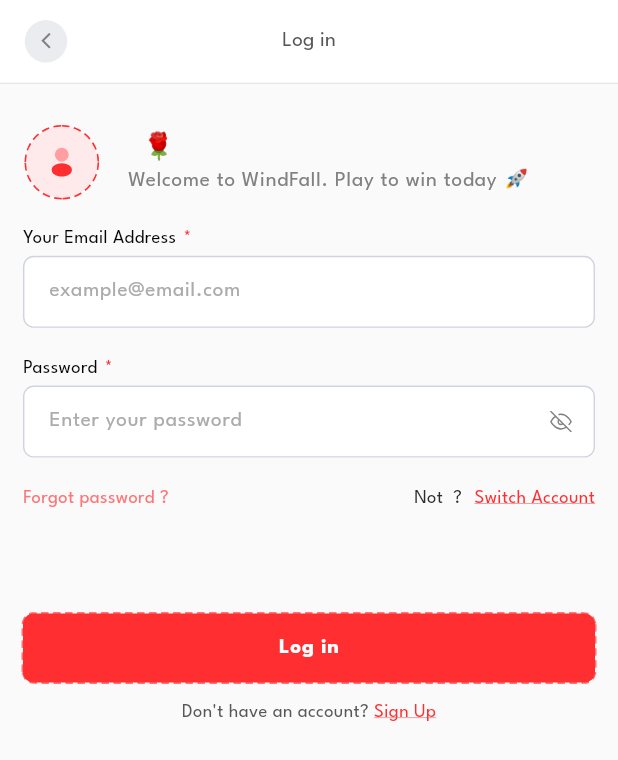
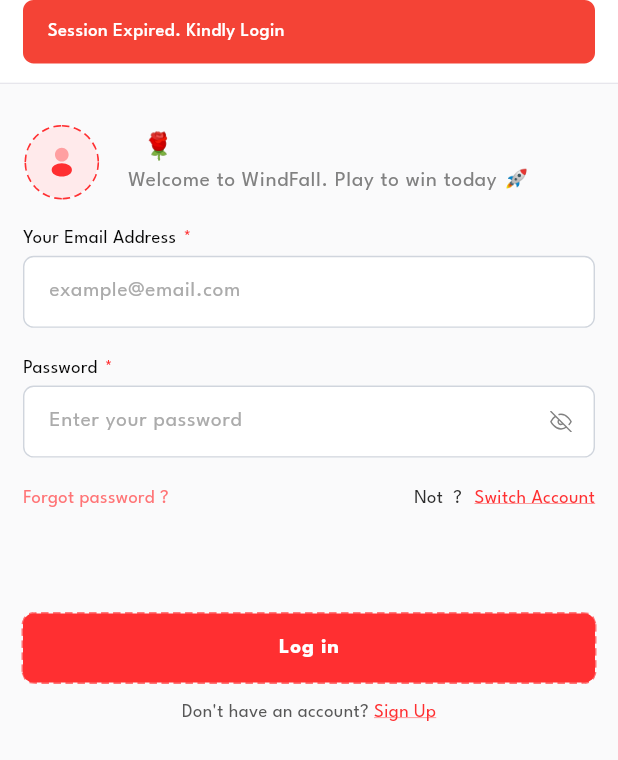
Before and after one commit to sbscphp/windfall-raffle-mobile, a Flutter app: the Login screen opened by its route, on a phone screen of 412 x 824 dp. Shown: the top 760 px of the screen. Run offline on Flutter 3.47's test engine with Material 3 defaults, Android fonts, the phone set to English and light mode, and no system bars; drawn by our look-alikes of another_flushbar; our stand-ins replace animate_do, another_xlider, cached_network_image, card_swiper, dio, file_picker and 24 more; missing offline and left inert: image_gallery_saver_plus, local_auth_android, local_auth_darwin, webview_flutter_android, webview_flutter_wkwebview; accounts and stored records are empty; network calls fail; project files that could hold a hidden picture were left out.

Commit message:
minor mods

```diff
--- a/lib/core/data/view_models/authentication_vms/login_vm.dart
+++ b/lib/core/data/view_models/authentication_vms/login_vm.dart
@@ -79,7 +79,7 @@
       _message = response.message ?? defaultSuccessMessage;
       await SecureStorageUtils.deleteKey(key: SecuredStorageConstants.token);
       await SecureStorageUtils.saveAuthStatus(value: false);
-      //await SecureStorageUtils.deleteKey(key: SecuredStorageConstants.user);
+      await SecureStorageUtils.deleteKey(key: SecuredStorageConstants.user);
       clearUser(refreshUi: false);
       setSecondState(ViewState.retrieved);
     }, onError: (e) {
--- a/lib/core/utilities/date_utilitites.dart
+++ b/lib/core/utilities/date_utilitites.dart
@@ -648,6 +648,11 @@
     final now = DateTime.now();
     final difference = dateTime.difference(now);
 
+    //If the time is in the past, return formatted date
+    if (difference.isNegative) {
+      return '${dateTime.day.toString().padLeft(2, '0')}/${dateTime.month.toString().padLeft(2, '0')}/${dateTime.year}';
+    }
+
     if (difference.inMinutes < 60) {
       return '${difference.inMinutes} min${difference.inMinutes > 1 ? 's' : ''}';
     } else if (difference.inHours < 24) {
--- a/lib/core/utilities/secure_storage/secure_storage_utils.dart
+++ b/lib/core/utilities/secure_storage/secure_storage_utils.dart
@@ -158,6 +158,8 @@
 
       //save password
       await SecureStorageUtils.savePassword(value: password);
+
+      await Future.delayed(const Duration(seconds: 2));
     }
   }
 
--- a/lib/main.dart
+++ b/lib/main.dart
@@ -52,8 +52,8 @@
   SecureStorageInit.initSecureStorage();
   setupLocator();
   // Load login status before launching the app
-  final isLoggedIn = await SecureStorageUtils.retrieveAuthStatus();
-  runApp(ProviderScope(child: MyApp(isLoggedIn: isLoggedIn,)));
+  //final isLoggedIn = await SecureStorageUtils.retrieveAuthStatus();
+  runApp(ProviderScope(child: MyApp(isLoggedIn: true,)));
 }
 
 class MyApp extends ConsumerStatefulWidget {
@@ -122,7 +122,7 @@
                   onGenerateRoute: router.generateRoute,
                   //home: const Landing(),
                   //home: const BottomNav(),
-                  initialRoute: widget.isLoggedIn ? NamedRoutes.bottomNav : NamedRoutes.login,
+                  initialRoute: NamedRoutes.bottomNav,
                   // routes: {
                   //   NamedRoutes.bottomNav: (context) => const BottomNav(),
                   // },
--- a/lib/router.dart
+++ b/lib/router.dart
@@ -11,7 +11,7 @@
     case NamedRoutes.login:
       return _getPageRoute(
         routeName: settings.name!,
-        viewToShow: const Login(),
+        viewToShow: const Login(sessionExpired: true,),
       );
     case NamedRoutes.bottomNav:
       return _getPageRoute(
--- a/lib/ui/pages/authentication/login.dart
+++ b/lib/ui/pages/authentication/login.dart
@@ -373,7 +373,7 @@
                       ),
                     ),
                   ),
-                  if(_canUseBiometrics && _biometricsEnabled)Align(
+                  if(_canUseBiometrics && _biometricsEnabled && _userExist)Align(
                     alignment: Alignment.center,
                       child: Clickable(
                         onPressed: ()async{
@@ -494,7 +494,8 @@
   }
 
   fetchUserDetails(){
-    SchedulerBinding.instance.addPostFrameCallback((_) {
+    SchedulerBinding.instance.addPostFrameCallback((_) async{
+
       final loginVm = ref.read(loginViewModel);
       final myGamesVm = ref.read(myGamesViewModel);
       final myGameResultsVm = ref.read(myGameResultsViewModel);
```
Also changed, not shown: lib/ui/pages/profile/settings.dart (+8 -5 lines), assets/icons/face_id.svg (added).
